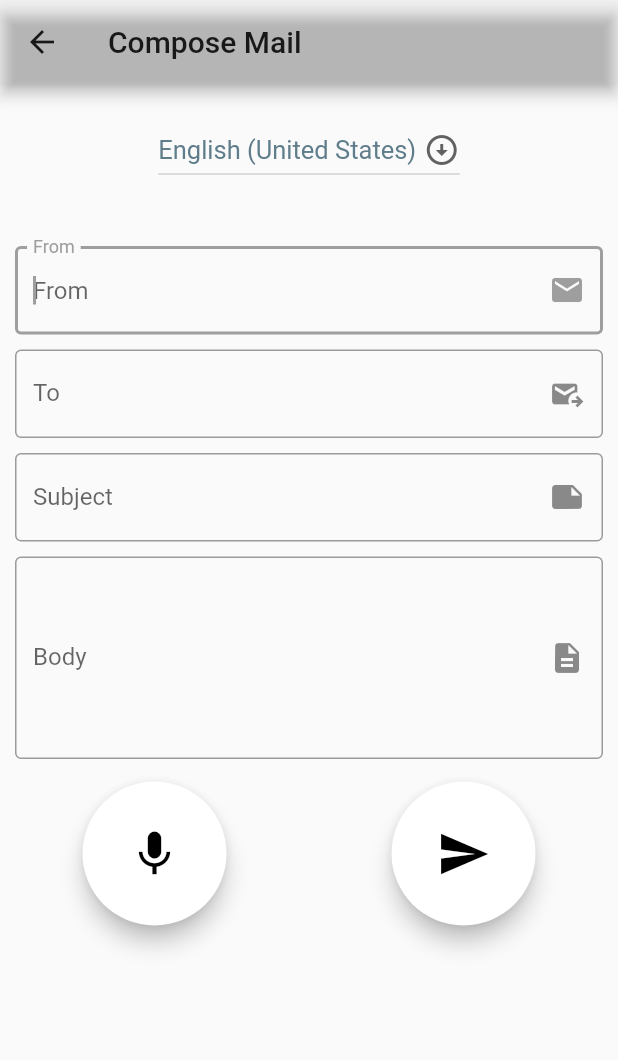
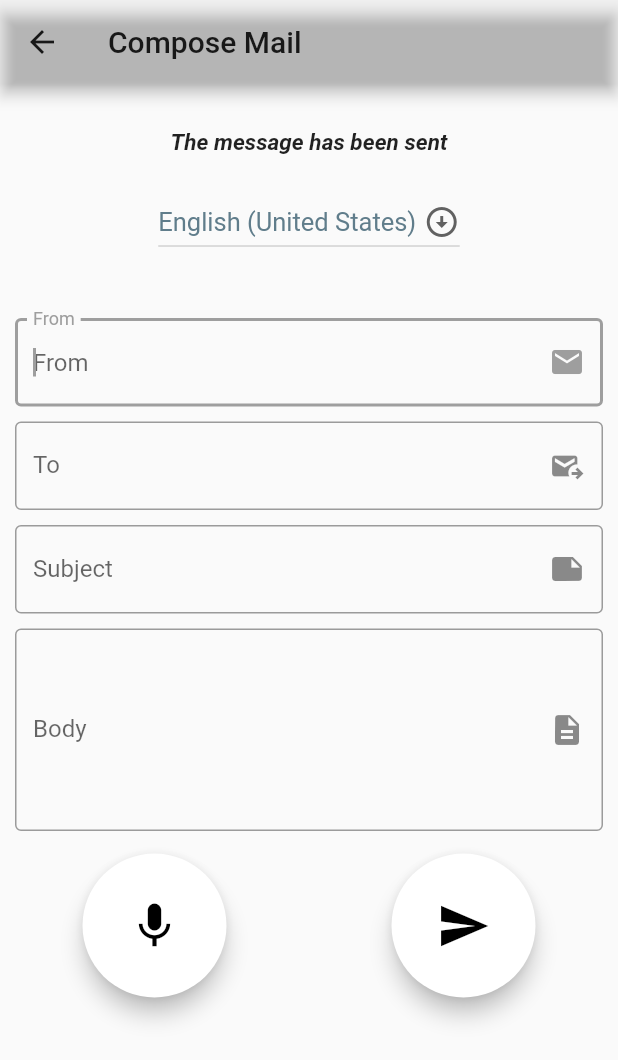
Before and after one commit to austinjb32/email_app_for_blind, a Flutter app: the SpeechSampleApp screen opened directly, after a tap on the "send" icon, on a phone screen of 412 x 824 dp. Shown: the top 1060 px of the screen. Run offline on Flutter 3.47's test engine with Material 2 defaults, Android fonts, the phone set to English and light mode, and no system bars; our stand-ins replace animated_splash_screen, cloud_firestore, curved_navigation_bar, dio, firebase_auth, firebase_core and 6 more; missing offline and left inert: text_to_speech; accounts and stored records are empty; network calls fail; Roboto replaces fonts that are missing (Ubuntu); statements that could not run were skipped.

Commit message:
"Last Preview Commit"

```diff
--- a/lib/screens/compose_mail.dart
+++ b/lib/screens/compose_mail.dart
@@ -2,9 +2,12 @@ import 'dart:async';
 import 'dart:math';
 import 'package:dio/dio.dart';
 import 'package:flutter/material.dart';
+import 'package:google_fonts/google_fonts.dart';
 import 'package:speech_to_text/speech_recognition_error.dart';
 import 'package:speech_to_text/speech_recognition_result.dart';
 import 'package:speech_to_text/speech_to_text.dart';
+
+bool visible = false;
 
 
 class SpeechSampleApp extends StatefulWidget {
@@ -72,7 +75,6 @@ class _SpeechSampleAppState extends State<SpeechSampleApp> {
 
   }
 
-
   @override
   Widget build(BuildContext context) {
     return Scaffold(
@@ -92,6 +94,16 @@ class _SpeechSampleAppState extends State<SpeechSampleApp> {
                 child: Column(
                   children: <Widget>[
                     InitSpeechWidget(_hasSpeech, initSpeechState),
+                    SizedBox(height: 30.0,),
+                    Visibility(child: Text('The message has been sent',
+                      style: GoogleFonts.ubuntu(
+                        textStyle: Theme.of(context).textTheme.headline4,
+                        fontSize: 15,
+                        fontWeight: FontWeight.w700,
+                        color: Colors.black87,
+                        fontStyle: FontStyle.italic,
+                      ),
+                    ),visible: visible,),
                     SessionOptionsWidget(
                       _currentLocaleId,
                       _switchLang,
@@ -285,7 +297,7 @@ class RecognitionResultsWidget extends StatelessWidget {
                     child: Column(
                       children:<Widget>[
                        TextField(
-                         style: TextStyle(color: Colors.white),
+                         style: TextStyle(color: Colors.black87),
                           autofocus: true,
                           controller: senderController,
                           decoration: InputDecoration(
@@ -297,7 +309,7 @@ class RecognitionResultsWidget extends StatelessWidget {
                         ),SizedBox(
                           height: 10.0,
                           ),TextField(
-                          style: TextStyle(color: Colors.white),
+                          style: TextStyle(color: Colors.black87),
                           controller: emailController,
                           decoration: InputDecoration(
                               labelText: "To",
@@ -310,7 +322,7 @@ class RecognitionResultsWidget extends StatelessWidget {
                           height: 10.0,
                         ),
                         TextField(
-                          style: TextStyle(color: Colors.white),
+                          style: TextStyle(color: Colors.black87),
                           controller: subjectController,
                           decoration: InputDecoration(
                               labelText: "Subject",
@@ -326,7 +338,7 @@ class RecognitionResultsWidget extends StatelessWidget {
                         TextField(
                           controller: bodyController..text = lastWords,
                           onSubmitted: (text) => {},
-                          style: TextStyle(color: Colors.white),
+                          style: TextStyle(color: Colors.black87),
                           showCursor: true,
                           readOnly: true,
                           maxLines: 5,
@@ -443,13 +455,14 @@ class SpeechControlWidget extends StatelessWidget {
           FloatingActionButton.large(
             child: Icon(Icons.send),
             onPressed: () async{
+              visible=true;
       dio.options.contentType= Headers.formUrlEncodedContentType;
 //or works once
       await dio.post(
       'https://fathomless-coast-00802.herokuapp.com/compose',
       data: {
-        "from":senderController.text.toString(),
-        "to":emailController.text.toString(),
+        "from":senderController.text.toString().trim(),
+        "to":emailController.text.toString().trim(),
         "subject":subjectController.text.toString(),
         "body":bodyController.text.toString(),
       },
```
Also changed, not shown: 1 other file.
